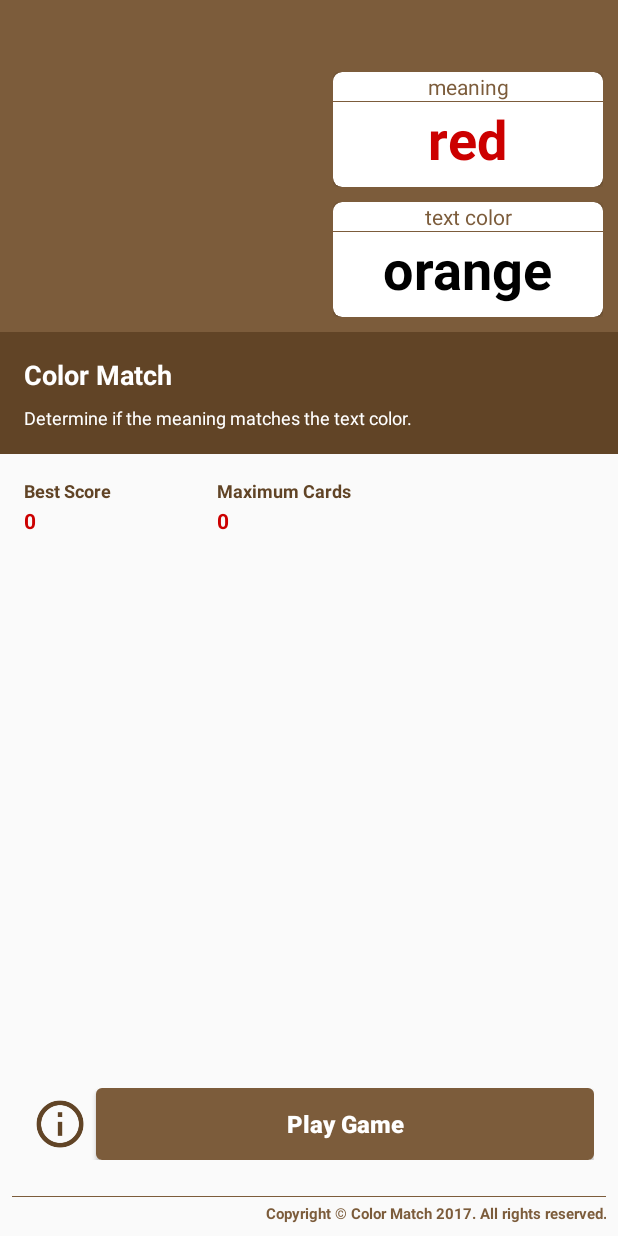
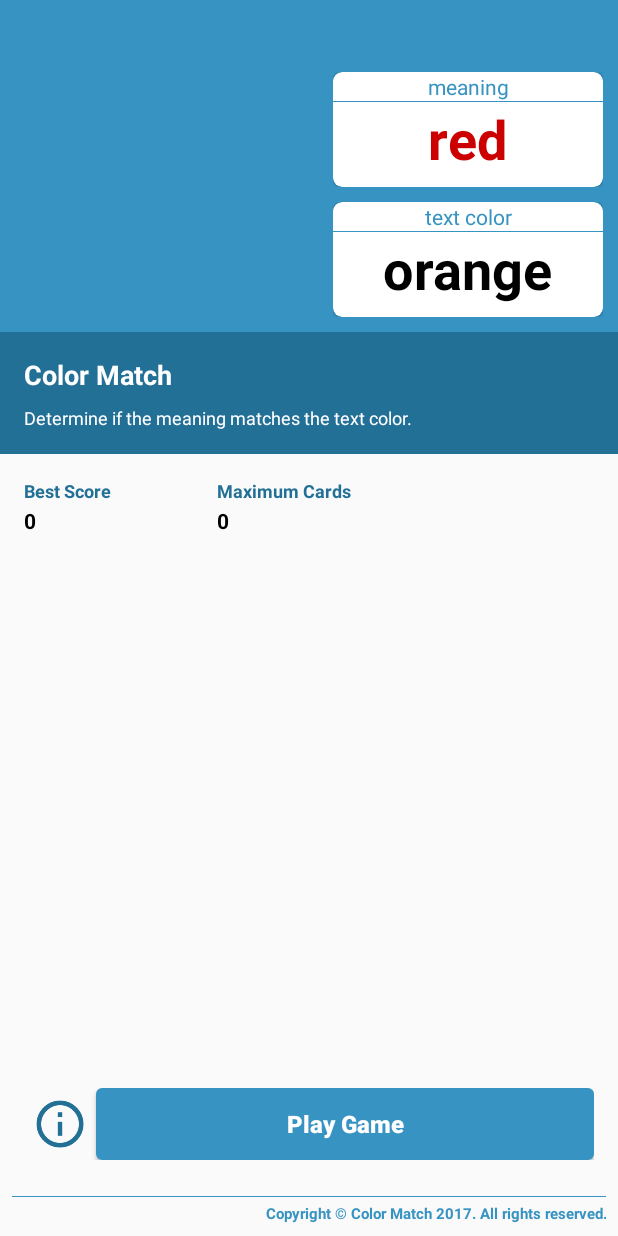
Before and after one commit to gokulnathperiasamy/ColorMatch, an Android app: the screen it shows after launch (MainActivity), on a phone screen of 412 x 824 dp. Run offline under Robolectric (Android 15) with nearby library versions, the phone set to English and light mode, and no system bars; our stand-ins replace ButterKnife.

Commit message:
Update app color.

```diff
--- a/app/src/main/java/com/kpgn/colormatch/activity/GameActivity.java
+++ b/app/src/main/java/com/kpgn/colormatch/activity/GameActivity.java
@@ -89,6 +89,7 @@ public class GameActivity extends BaseActivity {
     @Override
     protected void onPause() {
         super.onPause();
+        cancelTimer();
         finish();
     }
 
--- a/app/src/main/res/layout/activity_main.xml
+++ b/app/src/main/res/layout/activity_main.xml
@@ -104,7 +104,7 @@
                 android:layout_width="wrap_content"
                 android:layout_height="wrap_content"
                 android:text="10303"
-                android:textColor="@android:color/holo_red_dark"
+                android:textColor="@android:color/black"
                 android:textSize="14sp"
                 android:textStyle="bold"
                 tools:text="10303" />
@@ -139,7 +139,7 @@
                 android:layout_width="wrap_content"
                 android:layout_height="wrap_content"
                 android:text="34 Cards"
-                android:textColor="@android:color/holo_red_dark"
+                android:textColor="@android:color/black"
                 android:textSize="14sp"
                 android:textStyle="bold"
                 tools:text="34 Cards" />
--- a/app/src/main/res/values/colors.xml
+++ b/app/src/main/res/values/colors.xml
@@ -1,8 +1,8 @@
 <?xml version="1.0" encoding="utf-8"?>
 <resources>
-    <color name="colorPrimary">#7c5c3b</color>
-    <color name="colorPrimaryDark">#614426</color>
-    <color name="colorAccent">#614426</color>
+    <color name="colorPrimary">#3793c2</color>
+    <color name="colorPrimaryDark">#237097</color>
+    <color name="colorAccent">#237097</color>
     <color name="colorOptionLight">#FFF7F7F7</color>
     <color name="colorOptionMedium">#FFCECFCE</color>
     <color name="colorOptionDark">#FFBEBEBE</color>
```
Also changed, not shown: app/src/main/res/drawable/ic_info.png, 1 other file.
